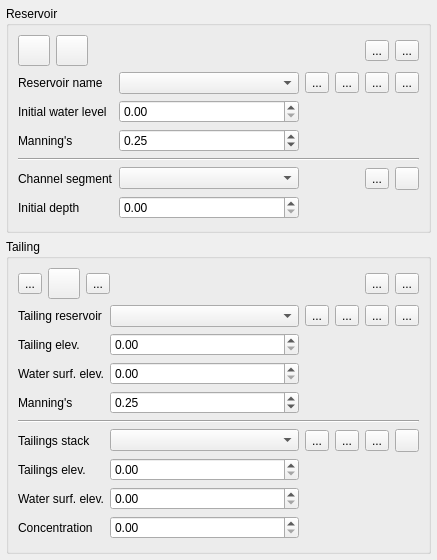
First picture: the form in flo2d/ui/ic_editor.ui, repository FLO-2DSoftware/qgis-flo-2d-plugin, before the edit.
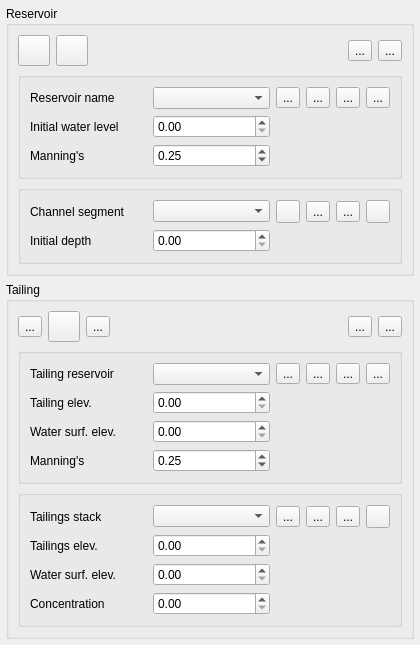
Second picture: the form after the edit. Icons and pictures are not drawn. Custom widgets are drawn as their Qt base class.

Commit message: Fixed the Channel connections to the initial depth

What changed in the file:
```diff
--- a/flo2d/ui/ic_editor.ui
+++ b/flo2d/ui/ic_editor.ui
@@ -6,8 +6,8 @@
    <rect>
     <x>0</x>
     <y>0</y>
-    <width>437</width>
-    <height>560</height>
+    <width>420</width>
+    <height>602</height>
    </rect>
   </property>
   <property name="minimumSize">
@@ -143,157 +143,17 @@
           </item>
          </layout>
         </item>
-        <item row="1" column="0" colspan="2">
+        <item row="2" column="0" colspan="2">
          <layout class="QGridLayout" name="gridLayout_9">
-          <item row="1" column="1">
-           <widget class="QDoubleSpinBox" name="res_ini_sbox">
-            <property name="sizePolicy">
-             <sizepolicy hsizetype="Preferred" vsizetype="Fixed">
-              <horstretch>0</horstretch>
-              <verstretch>0</verstretch>
-             </sizepolicy>
-            </property>
-            <property name="minimumSize">
-             <size>
-              <width>115</width>
-              <height>0</height>
-             </size>
-            </property>
-            <property name="wrapping">
-             <bool>false</bool>
-            </property>
-            <property name="buttonSymbols">
-             <enum>QAbstractSpinBox::UpDownArrows</enum>
-            </property>
-            <property name="specialValueText">
+          <item row="0" column="0" rowspan="5" colspan="2">
+           <widget class="QGroupBox" name="channel_grp">
+            <property name="title">
              <string/>
             </property>
-            <property name="maximum">
-             <double>1000000.000000000000000</double>
-            </property>
-           </widget>
-          </item>
-          <item row="0" column="5">
-           <widget class="QToolButton" name="center_res_chbox">
-            <property name="text">
-             <string>...</string>
-            </property>
-            <property name="icon">
-             <iconset>
-              <normaloff>../img/eye-svgrepo-com.svg</normaloff>../img/eye-svgrepo-com.svg</iconset>
-            </property>
-            <property name="checkable">
-             <bool>true</bool>
-            </property>
-            <property name="checked">
-             <bool>false</bool>
-            </property>
-           </widget>
-          </item>
+            <layout class="QGridLayout" name="gridLayout_12">
           <item row="0" column="0">
-           <widget class="QLabel" name="label_6">
-            <property name="sizePolicy">
-             <sizepolicy hsizetype="Maximum" vsizetype="Preferred">
-              <horstretch>0</horstretch>
-              <verstretch>0</verstretch>
-             </sizepolicy>
-            </property>
-            <property name="minimumSize">
-             <size>
-              <width>0</width>
-              <height>0</height>
-             </size>
-            </property>
-            <property name="text">
-             <string>Reservoir name</string>
-            </property>
-           </widget>
-          </item>
-          <item row="5" column="2" colspan="4">
-           <spacer name="horizontalSpacer_7">
-            <property name="orientation">
-             <enum>Qt::Horizontal</enum>
-            </property>
-            <property name="sizeHint" stdset="0">
-             <size>
-              <width>40</width>
-              <height>20</height>
-             </size>
-            </property>
-           </spacer>
-          </item>
-          <item row="0" column="2">
-           <widget class="QToolButton" name="rename_res_btn">
-            <property name="toolTip">
-             <string>Change reservoir name</string>
-            </property>
-            <property name="text">
-             <string>...</string>
-            </property>
-            <property name="icon">
-             <iconset>
-              <normaloff>../img/change_name.svg</normaloff>../img/change_name.svg</iconset>
-            </property>
-           </widget>
-          </item>
-          <item row="4" column="2" colspan="2">
-           <spacer name="horizontalSpacer">
-            <property name="orientation">
-             <enum>Qt::Horizontal</enum>
-            </property>
-            <property name="sizeHint" stdset="0">
-             <size>
-              <width>40</width>
-              <height>20</height>
-             </size>
-            </property>
-           </spacer>
-          </item>
-          <item row="0" column="1">
-           <widget class="QComboBox" name="res_cbo">
-            <property name="sizePolicy">
-             <sizepolicy hsizetype="Preferred" vsizetype="Fixed">
-              <horstretch>0</horstretch>
-              <verstretch>0</verstretch>
-             </sizepolicy>
-            </property>
-            <property name="minimumSize">
-             <size>
-              <width>115</width>
-              <height>0</height>
-             </size>
-            </property>
-            <property name="sizeAdjustPolicy">
-             <enum>QComboBox::AdjustToMinimumContentsLength</enum>
-            </property>
-           </widget>
-          </item>
-          <item row="5" column="1">
-           <widget class="QDoubleSpinBox" name="seg_ini_sbox">
-            <property name="sizePolicy">
-             <sizepolicy hsizetype="Preferred" vsizetype="Fixed">
-              <horstretch>0</horstretch>
-              <verstretch>0</verstretch>
-             </sizepolicy>
-            </property>
-            <property name="minimumSize">
-             <size>
-              <width>115</width>
-              <height>0</height>
-             </size>
-            </property>
-            <property name="buttonSymbols">
-             <enum>QAbstractSpinBox::UpDownArrows</enum>
-            </property>
-            <property name="specialValueText">
-             <string/>
-            </property>
-            <property name="maximum">
-             <double>1000000.000000000000000</double>
-            </property>
-           </widget>
-          </item>
-          <item row="5" column="0">
+              <layout class="QGridLayout" name="gridLayout_11">
+               <item row="1" column="0">
            <widget class="QLabel" name="label_7">
             <property name="minimumSize">
              <size>
@@ -306,7 +166,32 @@
             </property>
            </widget>
           </item>
-          <item row="4" column="1">
+               <item row="1" column="1">
+                <widget class="QDoubleSpinBox" name="seg_ini_sbox">
+                 <property name="sizePolicy">
+                  <sizepolicy hsizetype="Preferred" vsizetype="Fixed">
+                   <horstretch>0</horstretch>
+                   <verstretch>0</verstretch>
+                  </sizepolicy>
+                 </property>
+                 <property name="minimumSize">
+                  <size>
+                   <width>50</width>
+                   <height>0</height>
+                  </size>
+                 </property>
+                 <property name="buttonSymbols">
+                  <enum>QAbstractSpinBox::UpDownArrows</enum>
+                 </property>
+                 <property name="specialValueText">
+                  <string/>
+                 </property>
+                 <property name="maximum">
+                  <double>1000000.000000000000000</double>
+                 </property>
+                </widget>
+               </item>
+               <item row="0" column="1">
            <widget class="QComboBox" name="chan_seg_cbo">
             <property name="sizePolicy">
              <sizepolicy hsizetype="Preferred" vsizetype="Fixed">
@@ -316,33 +201,13 @@
             </property>
             <property name="minimumSize">
              <size>
-              <width>115</width>
+                   <width>50</width>
               <height>0</height>
              </size>
             </property>
            </widget>
           </item>
-          <item row="3" column="0" colspan="6">
-           <widget class="Line" name="line">
-            <property name="orientation">
-             <enum>Qt::Horizontal</enum>
-            </property>
-           </widget>
-          </item>
-          <item row="1" column="2" colspan="4">
-           <spacer name="horizontalSpacer_2">
-            <property name="orientation">
-             <enum>Qt::Horizontal</enum>
-            </property>
-            <property name="sizeHint" stdset="0">
-             <size>
-              <width>40</width>
-              <height>20</height>
-             </size>
-            </property>
-           </spacer>
-          </item>
-          <item row="4" column="4">
+               <item row="0" column="4">
            <widget class="QToolButton" name="clear_chan_rb_btn">
             <property name="text">
              <string>...</string>
@@ -353,7 +218,31 @@
             </property>
            </widget>
           </item>
-          <item row="4" column="5">
+               <item row="0" column="2">
+                <widget class="QToolButton" name="rename_seg_btn">
+                 <property name="text">
+                  <string/>
+                 </property>
+                 <property name="icon">
+                  <iconset>
+                   <normaloff>../img/change_name.svg</normaloff>../img/change_name.svg</iconset>
+                 </property>
+                </widget>
+               </item>
+               <item row="1" column="2" colspan="4">
+                <spacer name="horizontalSpacer_7">
+                 <property name="orientation">
+                  <enum>Qt::Horizontal</enum>
+                 </property>
+                 <property name="sizeHint" stdset="0">
+                  <size>
+                   <width>40</width>
+                   <height>20</height>
+                  </size>
+                 </property>
+                </spacer>
+               </item>
+               <item row="0" column="5">
            <widget class="QToolButton" name="center_seg_chbox">
             <property name="text">
              <string/>
@@ -367,32 +256,14 @@
             </property>
            </widget>
           </item>
-          <item row="1" column="0">
-           <widget class="QLabel" name="label_2">
-            <property name="minimumSize">
-             <size>
-              <width>0</width>
-              <height>0</height>
-             </size>
-            </property>
-            <property name="text">
-             <string>Initial water level</string>
-            </property>
-           </widget>
-          </item>
-          <item row="0" column="4">
-           <widget class="QToolButton" name="clear_res_rb_btn">
-            <property name="text">
-             <string>...</string>
-            </property>
-            <property name="icon">
-             <iconset>
-              <normaloff>../img/broom.png</normaloff>../img/broom.png</iconset>
-            </property>
-           </widget>
-          </item>
-          <item row="4" column="0">
+               <item row="0" column="0">
            <widget class="QLabel" name="label">
+                 <property name="sizePolicy">
+                  <sizepolicy hsizetype="Preferred" vsizetype="Preferred">
+                   <horstretch>0</horstretch>
+                   <verstretch>0</verstretch>
+                  </sizepolicy>
+                 </property>
             <property name="minimumSize">
              <size>
               <width>0</width>
@@ -405,6 +276,32 @@
            </widget>
           </item>
           <item row="0" column="3">
+                <widget class="QToolButton" name="delete_seg_btn">
+                 <property name="text">
+                  <string>...</string>
+                 </property>
+                 <property name="icon">
+                  <iconset>
+                   <normaloff>../img/mActionDeleteSelected.svg</normaloff>../img/mActionDeleteSelected.svg</iconset>
+                 </property>
+                </widget>
+               </item>
+              </layout>
+             </item>
+            </layout>
+           </widget>
+          </item>
+         </layout>
+        </item>
+        <item row="1" column="0" colspan="2">
+         <widget class="QGroupBox" name="water_res_grp">
+          <property name="title">
+           <string/>
+          </property>
+          <layout class="QGridLayout" name="gridLayout_14">
+           <item row="0" column="0">
+            <layout class="QGridLayout" name="gridLayout_13">
+             <item row="0" column="3">
            <widget class="QToolButton" name="delete_res_btn">
             <property name="toolTip">
              <string>Delete current reservoir</string>
@@ -424,15 +321,14 @@
             </property>
            </widget>
           </item>
-          <item row="2" column="0">
-           <widget class="QLabel" name="label_12">
-            <property name="text">
-             <string>Manning's</string>
-            </property>
-           </widget>
-          </item>
           <item row="2" column="1">
            <widget class="QDoubleSpinBox" name="res_n_sbox">
+               <property name="minimumSize">
+                <size>
+                 <width>50</width>
+                 <height>0</height>
+                </size>
+               </property>
             <property name="maximum">
              <double>1.000000000000000</double>
             </property>
@@ -444,6 +340,25 @@
             </property>
            </widget>
           </item>
+             <item row="0" column="0">
+              <widget class="QLabel" name="label_6">
+               <property name="sizePolicy">
+                <sizepolicy hsizetype="Preferred" vsizetype="Preferred">
+                 <horstretch>0</horstretch>
+                 <verstretch>0</verstretch>
+                </sizepolicy>
+               </property>
+               <property name="minimumSize">
+                <size>
+                 <width>0</width>
+                 <height>0</height>
+                </size>
+               </property>
+               <property name="text">
+                <string>Reservoir name</string>
+               </property>
+              </widget>
+             </item>
           <item row="2" column="2" colspan="4">
            <spacer name="horizontalSpacer_11">
             <property name="orientation">
@@ -457,11 +372,139 @@
             </property>
            </spacer>
           </item>
-         </layout>
-        </item>
-       </layout>
+             <item row="1" column="1">
+              <widget class="QDoubleSpinBox" name="res_ini_sbox">
+               <property name="sizePolicy">
+                <sizepolicy hsizetype="Preferred" vsizetype="Fixed">
+                 <horstretch>0</horstretch>
+                 <verstretch>0</verstretch>
+                </sizepolicy>
+               </property>
+               <property name="minimumSize">
+                <size>
+                 <width>50</width>
+                 <height>0</height>
+                </size>
+               </property>
+               <property name="wrapping">
+                <bool>false</bool>
+               </property>
+               <property name="buttonSymbols">
+                <enum>QAbstractSpinBox::UpDownArrows</enum>
+               </property>
+               <property name="specialValueText">
+                <string/>
+               </property>
+               <property name="maximum">
+                <double>1000000.000000000000000</double>
+               </property>
+              </widget>
+             </item>
+             <item row="0" column="5">
+              <widget class="QToolButton" name="center_res_chbox">
+               <property name="text">
+                <string>...</string>
+               </property>
+               <property name="icon">
+                <iconset>
+                 <normaloff>../img/eye-svgrepo-com.svg</normaloff>../img/eye-svgrepo-com.svg</iconset>
+               </property>
+               <property name="checkable">
+                <bool>true</bool>
+               </property>
+               <property name="checked">
+                <bool>false</bool>
+               </property>
+              </widget>
+             </item>
+             <item row="1" column="2" colspan="4">
+              <spacer name="horizontalSpacer_2">
+               <property name="orientation">
+                <enum>Qt::Horizontal</enum>
+               </property>
+               <property name="sizeHint" stdset="0">
+                <size>
+                 <width>40</width>
+                 <height>20</height>
+                </size>
+               </property>
+              </spacer>
+             </item>
+             <item row="0" column="1">
+              <widget class="QComboBox" name="res_cbo">
+               <property name="sizePolicy">
+                <sizepolicy hsizetype="Preferred" vsizetype="Fixed">
+                 <horstretch>0</horstretch>
+                 <verstretch>0</verstretch>
+                </sizepolicy>
+               </property>
+               <property name="minimumSize">
+                <size>
+                 <width>50</width>
+                 <height>0</height>
+                </size>
+               </property>
+               <property name="sizeAdjustPolicy">
+                <enum>QComboBox::AdjustToMinimumContentsLength</enum>
+               </property>
+              </widget>
       </item>
       <item row="1" column="0">
+              <widget class="QLabel" name="label_2">
+               <property name="minimumSize">
+                <size>
+                 <width>0</width>
+                 <height>0</height>
+                </size>
+               </property>
+               <property name="text">
+                <string>Initial water level</string>
+               </property>
+              </widget>
+             </item>
+             <item row="0" column="2">
+              <widget class="QToolButton" name="rename_res_btn">
+               <property name="toolTip">
+                <string>Change reservoir name</string>
+               </property>
+               <property name="text">
+                <string>...</string>
+               </property>
+               <property name="icon">
+                <iconset>
+                 <normaloff>../img/change_name.svg</normaloff>../img/change_name.svg</iconset>
+               </property>
+              </widget>
+             </item>
+             <item row="0" column="4">
+              <widget class="QToolButton" name="clear_res_rb_btn">
+               <property name="text">
+                <string>...</string>
+               </property>
+               <property name="icon">
+                <iconset>
+                 <normaloff>../img/broom.png</normaloff>../img/broom.png</iconset>
+               </property>
+              </widget>
+             </item>
+             <item row="2" column="0">
+              <widget class="QLabel" name="label_12">
+               <property name="text">
+                <string>Manning's</string>
+               </property>
+              </widget>
+             </item>
+            </layout>
+           </item>
+          </layout>
+         </widget>
+        </item>
+       </layout>
+      </item>
+     </layout>
+    </widget>
+   </item>
+   <item>
        <spacer name="verticalSpacer">
         <property name="orientation">
          <enum>Qt::Vertical</enum>
@@ -474,9 +517,6 @@
         </property>
        </spacer>
       </item>
-     </layout>
-    </widget>
-   </item>
    <item>
     <widget class="QGroupBox" name="tailings_grp">
      <property name="enabled">
@@ -599,32 +639,20 @@
           </item>
          </layout>
         </item>
-        <item row="1" column="1">
+        <item row="2" column="1">
          <layout class="QGridLayout" name="gridLayout_21">
-          <item row="2" column="2" colspan="4">
-           <spacer name="horizontalSpacer_10">
-            <property name="orientation">
-             <enum>Qt::Horizontal</enum>
-            </property>
-            <property name="sizeHint" stdset="0">
-             <size>
-              <width>40</width>
-              <height>20</height>
-             </size>
-            </property>
-           </spacer>
-          </item>
-          <item row="6" column="0">
-           <widget class="QLabel" name="label_3">
+          <item row="0" column="0" rowspan="9" colspan="2">
+           <widget class="QGroupBox" name="tailings_stack_grp">
             <property name="enabled">
              <bool>true</bool>
             </property>
-            <property name="text">
-             <string>Tailings elev.</string>
+            <property name="title">
+             <string/>
             </property>
-           </widget>
-          </item>
-          <item row="7" column="1">
+            <layout class="QGridLayout" name="gridLayout_5">
+             <item row="0" column="0">
+              <layout class="QGridLayout" name="gridLayout_3">
+               <item row="2" column="1">
            <widget class="QgsDoubleSpinBox" name="wse_sb">
             <property name="enabled">
              <bool>true</bool>
@@ -637,7 +665,7 @@
             </property>
             <property name="minimumSize">
              <size>
-              <width>115</width>
+                   <width>50</width>
               <height>0</height>
              </size>
             </property>
@@ -646,18 +674,7 @@
             </property>
            </widget>
           </item>
-          <item row="0" column="4">
-           <widget class="QToolButton" name="clear_tal_res_rb_btn">
-            <property name="text">
-             <string>...</string>
-            </property>
-            <property name="icon">
-             <iconset>
-              <normaloff>../img/broom.png</normaloff>../img/broom.png</iconset>
-            </property>
-           </widget>
-          </item>
-          <item row="7" column="0">
+               <item row="2" column="0">
            <widget class="QLabel" name="label_4">
             <property name="enabled">
              <bool>true</bool>
@@ -673,7 +690,7 @@
             </property>
            </widget>
           </item>
-          <item row="6" column="1">
+               <item row="1" column="1">
            <widget class="QgsDoubleSpinBox" name="tailings_elev_sb">
             <property name="enabled">
              <bool>true</bool>
@@ -686,7 +703,7 @@
             </property>
             <property name="minimumSize">
              <size>
-              <width>115</width>
+                   <width>50</width>
               <height>0</height>
              </size>
             </property>
@@ -695,152 +712,53 @@
             </property>
            </widget>
           </item>
-          <item row="2" column="0">
-           <widget class="QLabel" name="label_11">
+               <item row="0" column="5">
+                <widget class="QToolButton" name="center_tal_chbox">
+                 <property name="layoutDirection">
+                  <enum>Qt::LeftToRight</enum>
+                 </property>
             <property name="text">
-             <string>Water surf. elev.</string>
+                  <string/>
+                 </property>
+                 <property name="icon">
+                  <iconset>
+                   <normaloff>../img/eye-svgrepo-com.svg</normaloff>../img/eye-svgrepo-com.svg</iconset>
+                 </property>
+                 <property name="checkable">
+                  <bool>true</bool>
             </property>
            </widget>
           </item>
-          <item row="7" column="2" colspan="4">
-           <spacer name="horizontalSpacer_4">
-            <property name="orientation">
-             <enum>Qt::Horizontal</enum>
-            </property>
-            <property name="sizeHint" stdset="0">
-             <size>
-              <width>40</width>
-              <height>20</height>
-             </size>
-            </property>
-           </spacer>
-          </item>
-          <item row="5" column="1">
-           <widget class="QComboBox" name="tailings_cbo">
+               <item row="1" column="0">
+                <widget class="QLabel" name="label_3">
             <property name="enabled">
              <bool>true</bool>
             </property>
-            <property name="minimumSize">
-             <size>
-              <width>115</width>
-              <height>0</height>
-             </size>
+                 <property name="text">
+                  <string>Tailings elev.</string>
             </property>
            </widget>
           </item>
-          <item row="5" column="0">
+               <item row="0" column="0">
            <widget class="QLabel" name="label_8">
             <property name="sizePolicy">
-             <sizepolicy hsizetype="Maximum" vsizetype="Preferred">
+                  <sizepolicy hsizetype="Preferred" vsizetype="Preferred">
               <horstretch>0</horstretch>
               <verstretch>0</verstretch>
              </sizepolicy>
             </property>
+                 <property name="minimumSize">
+                  <size>
+                   <width>100</width>
+                   <height>0</height>
+                  </size>
+                 </property>
             <property name="text">
              <string>Tailings stack</string>
             </property>
            </widget>
           </item>
-          <item row="0" column="1">
-           <widget class="QComboBox" name="tailing_res_cbo"/>
-          </item>
-          <item row="6" column="2" colspan="4">
-           <spacer name="horizontalSpacer_3">
-            <property name="orientation">
-             <enum>Qt::Horizontal</enum>
-            </property>
-            <property name="sizeHint" stdset="0">
-             <size>
-              <width>40</width>
-              <height>20</height>
-             </size>
-            </property>
-           </spacer>
-          </item>
-          <item row="2" column="1">
-           <widget class="QDoubleSpinBox" name="wse_tal_res_sb">
-            <property name="maximum">
-             <double>9999.000000000000000</double>
-            </property>
-           </widget>
-          </item>
-          <item row="1" column="2" colspan="4">
-           <spacer name="horizontalSpacer_8">
-            <property name="orientation">
-             <enum>Qt::Horizontal</enum>
-            </property>
-            <property name="sizeHint" stdset="0">
-             <size>
-              <width>40</width>
-              <height>20</height>
-             </size>
-            </property>
-           </spacer>
-          </item>
-          <item row="1" column="1">
-           <widget class="QDoubleSpinBox" name="tal_res_elev_sb">
-            <property name="maximum">
-             <double>9999.000000000000000</double>
-            </property>
-           </widget>
-          </item>
-          <item row="4" column="0" colspan="6">
-           <widget class="Line" name="line_2">
-            <property name="orientation">
-             <enum>Qt::Horizontal</enum>
-            </property>
-           </widget>
-          </item>
-          <item row="1" column="0">
-           <widget class="QLabel" name="label_10">
-            <property name="text">
-             <string>Tailing elev.</string>
-            </property>
-           </widget>
-          </item>
-          <item row="8" column="0">
-           <widget class="QLabel" name="label_5">
-            <property name="enabled">
-             <bool>true</bool>
-            </property>
-            <property name="text">
-             <string>Concentration</string>
-            </property>
-           </widget>
-          </item>
-          <item row="0" column="5">
-           <widget class="QToolButton" name="center_tal_res_chbox">
-            <property name="text">
-             <string>...</string>
-            </property>
-            <property name="icon">
-             <iconset>
-              <normaloff>../img/eye-svgrepo-com.svg</normaloff>../img/eye-svgrepo-com.svg</iconset>
-            </property>
-            <property name="checkable">
-             <bool>true</bool>
-            </property>
-           </widget>
-          </item>
           <item row="0" column="3">
-           <widget class="QToolButton" name="delete_tal_res_btn">
-            <property name="text">
-             <string>...</string>
-            </property>
-            <property name="icon">
-             <iconset>
-              <normaloff>../img/mActionDeleteSelected.svg</normaloff>../img/mActionDeleteSelected.svg</iconset>
-            </property>
-           </widget>
-          </item>
-          <item row="0" column="0">
-           <widget class="QLabel" name="label_9">
-            <property name="text">
-             <string>Tailing reservoir</string>
-            </property>
-           </widget>
-          </item>
-          <item row="5" column="3">
            <widget class="QToolButton" name="delete_tailings_btn">
             <property name="toolTip">
              <string>Delete tailings</string>
@@ -860,37 +778,52 @@
             </property>
            </widget>
           </item>
-          <item row="5" column="5">
-           <widget class="QToolButton" name="center_tal_chbox">
-            <property name="layoutDirection">
-             <enum>Qt::LeftToRight</enum>
-            </property>
+               <item row="0" column="4">
+                <widget class="QToolButton" name="clear_tal_rb_btn">
             <property name="text">
-             <string/>
+                  <string>...</string>
             </property>
             <property name="icon">
              <iconset>
-              <normaloff>../img/eye-svgrepo-com.svg</normaloff>../img/eye-svgrepo-com.svg</iconset>
-            </property>
-            <property name="checkable">
+                   <normaloff>../img/broom.png</normaloff>../img/broom.png</iconset>
+                 </property>
+                </widget>
+               </item>
+               <item row="3" column="0">
+                <widget class="QLabel" name="label_5">
+                 <property name="enabled">
              <bool>true</bool>
             </property>
-           </widget>
-          </item>
-          <item row="8" column="2" colspan="4">
-           <spacer name="horizontalSpacer_9">
-            <property name="orientation">
-             <enum>Qt::Horizontal</enum>
-            </property>
-            <property name="sizeHint" stdset="0">
+                 <property name="text">
+                  <string>Concentration</string>
+                 </property>
+                </widget>
+               </item>
+               <item row="0" column="1">
+                <widget class="QComboBox" name="tailings_cbo">
+                 <property name="enabled">
+                  <bool>true</bool>
+                 </property>
+                 <property name="minimumSize">
              <size>
-              <width>40</width>
-              <height>20</height>
-             </size>
-            </property>
-           </spacer>
-          </item>
-          <item row="8" column="1">
+                   <width>50</width>
+                   <height>0</height>
+                  </size>
+                 </property>
+                </widget>
+               </item>
+               <item row="0" column="2">
+                <widget class="QToolButton" name="rename_tal_btn">
+                 <property name="text">
+                  <string>...</string>
+                 </property>
+                 <property name="icon">
+                  <iconset>
+                   <normaloff>../img/change_name.svg</normaloff>../img/change_name.svg</iconset>
+                 </property>
+                </widget>
+               </item>
+               <item row="3" column="1">
            <widget class="QgsDoubleSpinBox" name="concentration_sb">
             <property name="enabled">
              <bool>true</bool>
@@ -903,7 +836,7 @@
             </property>
             <property name="minimumSize">
              <size>
-              <width>115</width>
+                   <width>50</width>
               <height>0</height>
              </size>
             </property>
@@ -915,6 +848,90 @@
             </property>
            </widget>
           </item>
+               <item row="1" column="2" colspan="4">
+                <spacer name="horizontalSpacer_3">
+                 <property name="orientation">
+                  <enum>Qt::Horizontal</enum>
+                 </property>
+                 <property name="sizeHint" stdset="0">
+                  <size>
+                   <width>40</width>
+                   <height>20</height>
+                  </size>
+                 </property>
+                </spacer>
+               </item>
+               <item row="2" column="2" colspan="4">
+                <spacer name="horizontalSpacer_4">
+                 <property name="orientation">
+                  <enum>Qt::Horizontal</enum>
+                 </property>
+                 <property name="sizeHint" stdset="0">
+                  <size>
+                   <width>40</width>
+                   <height>20</height>
+                  </size>
+                 </property>
+                </spacer>
+               </item>
+               <item row="3" column="2" colspan="4">
+                <spacer name="horizontalSpacer_9">
+                 <property name="orientation">
+                  <enum>Qt::Horizontal</enum>
+                 </property>
+                 <property name="sizeHint" stdset="0">
+                  <size>
+                   <width>107</width>
+                   <height>17</height>
+                  </size>
+                 </property>
+                </spacer>
+               </item>
+              </layout>
+             </item>
+            </layout>
+           </widget>
+          </item>
+         </layout>
+        </item>
+        <item row="1" column="1">
+         <widget class="QGroupBox" name="tailings_res_grp">
+          <property name="title">
+           <string/>
+          </property>
+          <layout class="QGridLayout" name="gridLayout_10">
+           <item row="0" column="0">
+            <layout class="QGridLayout" name="gridLayout_8">
+             <item row="0" column="0">
+              <widget class="QLabel" name="label_9">
+               <property name="minimumSize">
+                <size>
+                 <width>0</width>
+                 <height>0</height>
+                </size>
+               </property>
+               <property name="text">
+                <string>Tailing reservoir</string>
+               </property>
+              </widget>
+             </item>
+             <item row="2" column="0">
+              <widget class="QLabel" name="label_11">
+               <property name="text">
+                <string>Water surf. elev.</string>
+               </property>
+              </widget>
+             </item>
+             <item row="0" column="1">
+              <widget class="QComboBox" name="tailing_res_cbo">
+               <property name="minimumSize">
+                <size>
+                 <width>50</width>
+                 <height>0</height>
+                </size>
+               </property>
+              </widget>
+             </item>
           <item row="0" column="2">
            <widget class="QToolButton" name="rename_tal_res_btn">
             <property name="text">
@@ -926,28 +943,6 @@
             </property>
            </widget>
           </item>
-          <item row="5" column="2">
-           <widget class="QToolButton" name="rename_tal_btn">
-            <property name="text">
-             <string>...</string>
-            </property>
-            <property name="icon">
-             <iconset>
-              <normaloff>../img/change_name.svg</normaloff>../img/change_name.svg</iconset>
-            </property>
-           </widget>
-          </item>
-          <item row="5" column="4">
-           <widget class="QToolButton" name="clear_tal_rb_btn">
-            <property name="text">
-             <string>...</string>
-            </property>
-            <property name="icon">
-             <iconset>
-              <normaloff>../img/broom.png</normaloff>../img/broom.png</iconset>
-            </property>
-           </widget>
-          </item>
           <item row="3" column="0">
            <widget class="QLabel" name="label_13">
             <property name="text">
@@ -955,6 +950,63 @@
             </property>
            </widget>
           </item>
+             <item row="0" column="4">
+              <widget class="QToolButton" name="clear_tal_res_rb_btn">
+               <property name="text">
+                <string>...</string>
+               </property>
+               <property name="icon">
+                <iconset>
+                 <normaloff>../img/broom.png</normaloff>../img/broom.png</iconset>
+               </property>
+              </widget>
+             </item>
+             <item row="1" column="0">
+              <widget class="QLabel" name="label_10">
+               <property name="text">
+                <string>Tailing elev.</string>
+               </property>
+              </widget>
+             </item>
+             <item row="0" column="3">
+              <widget class="QToolButton" name="delete_tal_res_btn">
+               <property name="text">
+                <string>...</string>
+               </property>
+               <property name="icon">
+                <iconset>
+                 <normaloff>../img/mActionDeleteSelected.svg</normaloff>../img/mActionDeleteSelected.svg</iconset>
+               </property>
+              </widget>
+             </item>
+             <item row="0" column="5">
+              <widget class="QToolButton" name="center_tal_res_chbox">
+               <property name="text">
+                <string>...</string>
+               </property>
+               <property name="icon">
+                <iconset>
+                 <normaloff>../img/eye-svgrepo-com.svg</normaloff>../img/eye-svgrepo-com.svg</iconset>
+               </property>
+               <property name="checkable">
+                <bool>true</bool>
+               </property>
+              </widget>
+             </item>
+             <item row="1" column="1">
+              <widget class="QDoubleSpinBox" name="tal_res_elev_sb">
+               <property name="maximum">
+                <double>9999.000000000000000</double>
+               </property>
+              </widget>
+             </item>
+             <item row="2" column="1">
+              <widget class="QDoubleSpinBox" name="wse_tal_res_sb">
+               <property name="maximum">
+                <double>9999.000000000000000</double>
+               </property>
+              </widget>
+             </item>
           <item row="3" column="1">
            <widget class="QDoubleSpinBox" name="tal_n_sbox">
             <property name="maximum">
@@ -968,6 +1020,32 @@
             </property>
            </widget>
           </item>
+             <item row="1" column="2" colspan="4">
+              <spacer name="horizontalSpacer_8">
+               <property name="orientation">
+                <enum>Qt::Horizontal</enum>
+               </property>
+               <property name="sizeHint" stdset="0">
+                <size>
+                 <width>40</width>
+                 <height>20</height>
+                </size>
+               </property>
+              </spacer>
+             </item>
+             <item row="2" column="2" colspan="4">
+              <spacer name="horizontalSpacer_10">
+               <property name="orientation">
+                <enum>Qt::Horizontal</enum>
+               </property>
+               <property name="sizeHint" stdset="0">
+                <size>
+                 <width>40</width>
+                 <height>20</height>
+                </size>
+               </property>
+              </spacer>
+             </item>
           <item row="3" column="2" colspan="4">
            <spacer name="horizontalSpacer_12">
             <property name="orientation">
@@ -984,8 +1062,14 @@
          </layout>
         </item>
        </layout>
-      </item>
-      <item row="1" column="0">
+         </widget>
+        </item>
+       </layout>
+      </item>
+     </layout>
+    </widget>
+   </item>
+   <item>
        <spacer name="verticalSpacer_2">
         <property name="orientation">
          <enum>Qt::Vertical</enum>
@@ -997,9 +1081,6 @@
          </size>
         </property>
        </spacer>
-      </item>
-     </layout>
-    </widget>
    </item>
   </layout>
  </widget>
```
Lines whose indentation alone changed are shown as unchanged. The commit also changes 2 other files.
